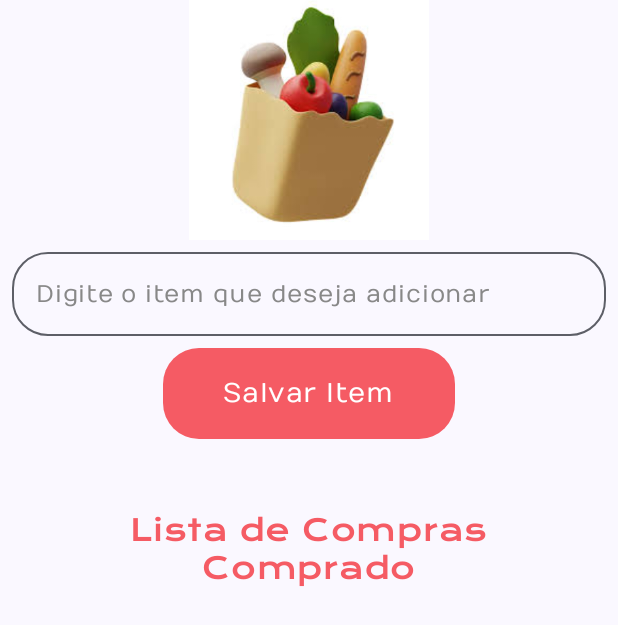
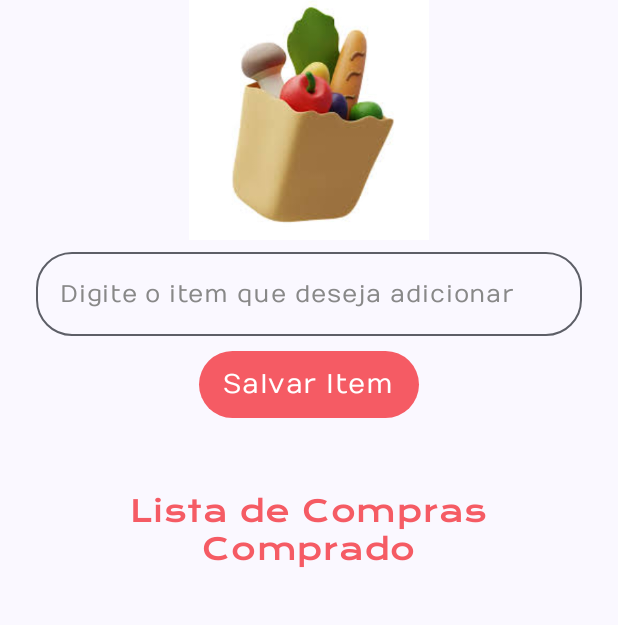
Before and after one commit to vinicarpes/super-compras, an Android app built with Jetpack Compose: the screen it shows after launch (MainActivity), on a phone screen of 412 x 824 dp. Shown: the top 625 px of the screen. Run offline under Robolectric (Android 15) with nearby library versions, the phone set to English and light mode, and no system bars.

Commit message:
refactor: update components padding

```diff
--- a/app/src/main/java/com/example/comprao/MainActivity.kt
+++ b/app/src/main/java/com/example/comprao/MainActivity.kt
@@ -10,6 +10,7 @@ import androidx.activity.viewModels
 import androidx.compose.foundation.Image
 import androidx.compose.foundation.layout.Arrangement
 import androidx.compose.foundation.layout.Column
+import androidx.compose.foundation.layout.PaddingValues
 import androidx.compose.foundation.layout.Row
 import androidx.compose.foundation.layout.Spacer
 import androidx.compose.foundation.layout.fillMaxSize
@@ -79,7 +80,7 @@ class MainActivity : ComponentActivity() {
         LazyColumn(
             verticalArrangement = Arrangement.Top,
             horizontalAlignment = Alignment.CenterHorizontally,
-            modifier = modifier
+            modifier = modifier.padding(horizontal = 16.dp)
         ) {
             item {
 
@@ -246,13 +247,13 @@ fun AdicionarItem(aoSalvarItem: (item: ItemCompra) -> Unit, modifier: Modifier =
             texto = ""
         },
         colors = ButtonDefaults.buttonColors(Coral),
-        modifier = modifier
+        modifier = modifier,
+        contentPadding = PaddingValues(16.dp, 12.dp)
     ) {
         Text(
             text = "Salvar Item",
             color = Color.White,
             style = Typography.bodyLarge,
-            modifier = Modifier.padding(horizontal = 16.dp, vertical = 12.dp)
         )
     }
 }
```
